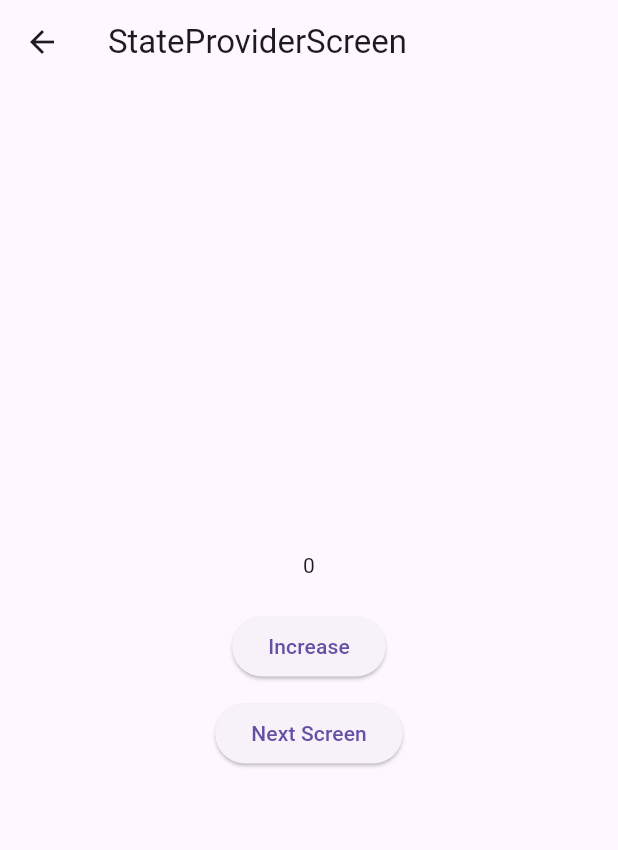
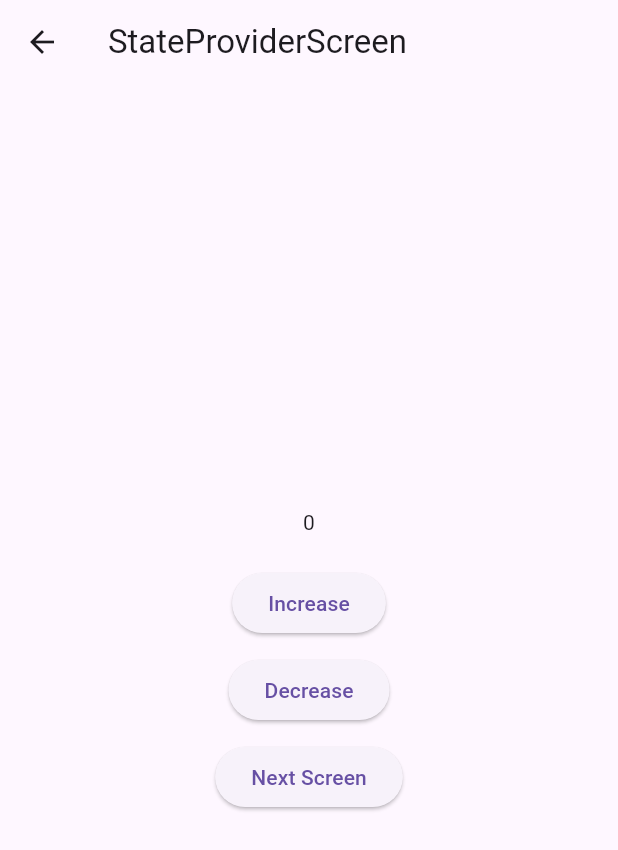
Before and after one commit to kangminchan99/Riverpod, a Flutter app: the screen it shows after launch, after a tap on "StateProviderScreen", on a phone screen of 412 x 824 dp. Shown: the top 850 px of the screen. Run offline on Flutter 3.47's test engine with Material 3 defaults, Android fonts, the light colour scheme and no system bars; our stand-ins replace flutter_riverpod.

Commit message:
StateProvider

```diff
--- a/lib/presentation/screen/state_provider_screen.dart
+++ b/lib/presentation/screen/state_provider_screen.dart
@@ -23,6 +23,13 @@ class StateProviderScreen extends ConsumerWidget {
                 ref.read(numberProvider.notifier).update((state) => state + 1);
               },
               child: Text('Increase'),
+            ),
+            const SizedBox(height: 10),
+            ElevatedButton(
+              onPressed: () {
+                ref.read(numberProvider.notifier).state--;
+              },
+              child: Text('Decrease'),
             ),
             const SizedBox(height: 10),
             ElevatedButton(
```
